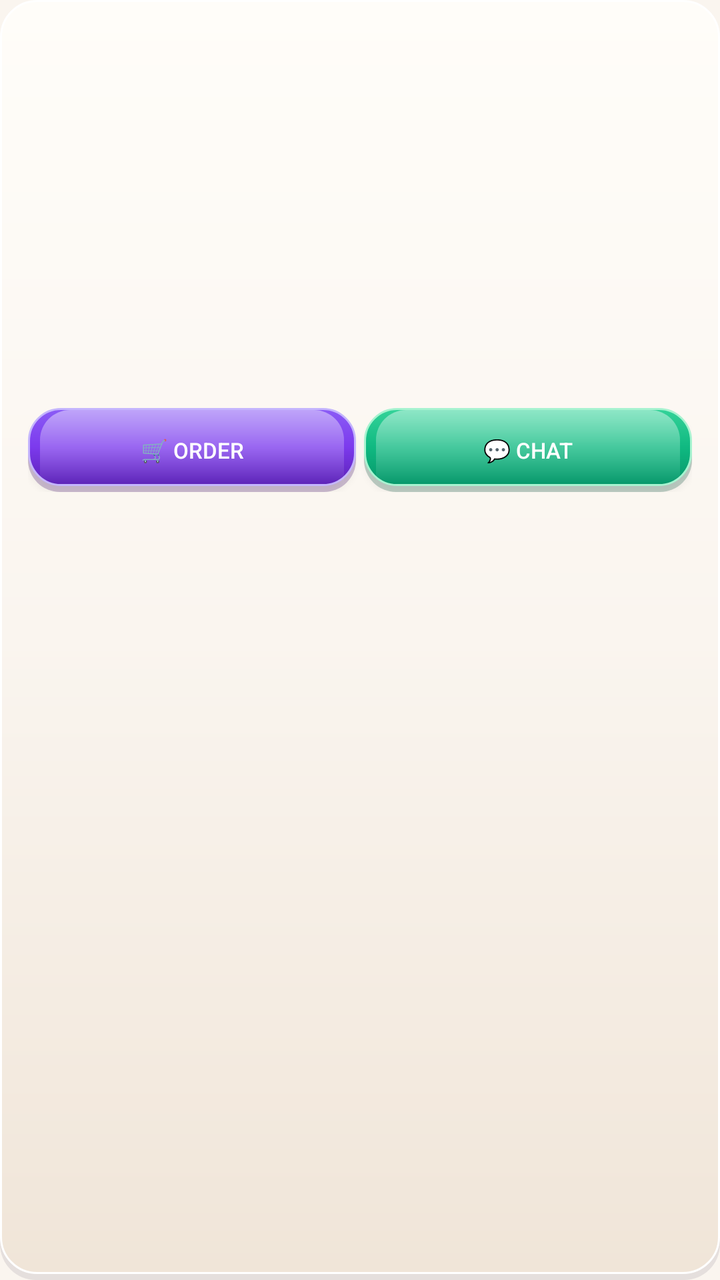
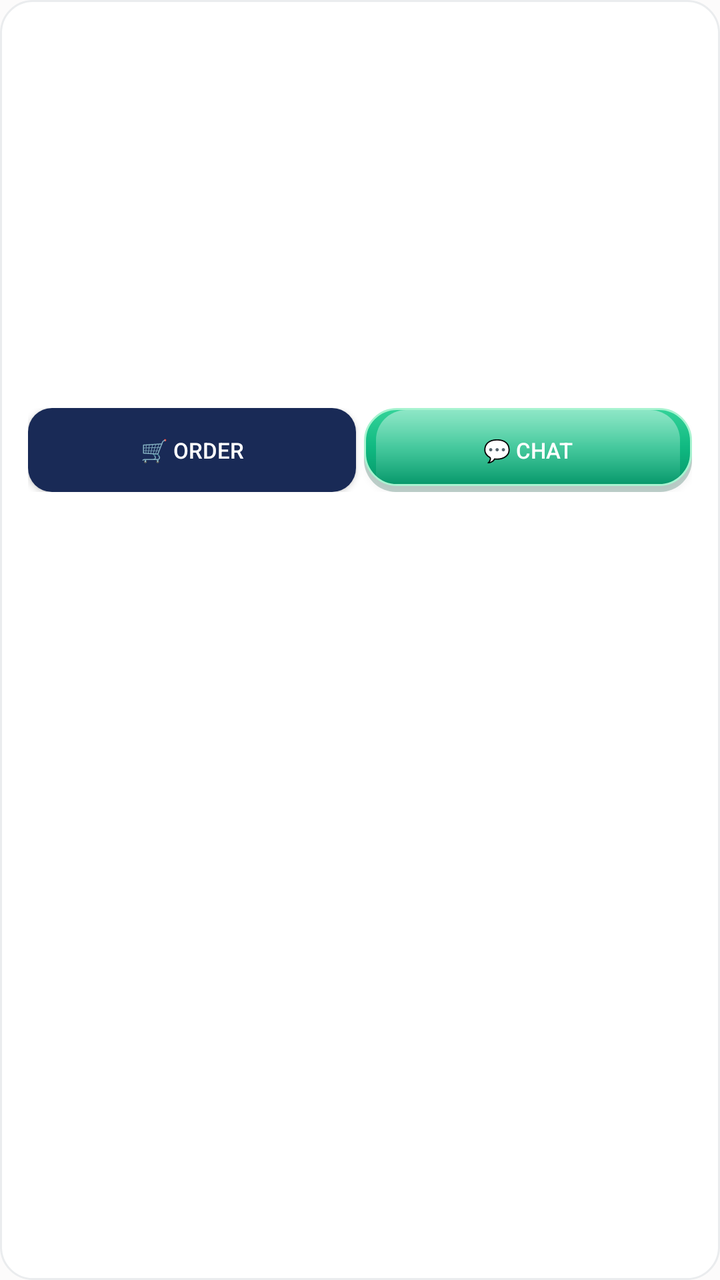

An Android layout rendered at two revisions. The XML below is the earlier revision; the diff shows what the commit changed to produce the second picture.
<!-- AndroidManifest.xml: application theme Theme.SheEmpower -->
<!-- res/layout/item_product.xml -->
<?xml version="1.0" encoding="utf-8"?>
<LinearLayout xmlns:android="http://schemas.android.com/apk/res/android"
    android:layout_width="match_parent"
    android:layout_height="wrap_content"
    android:layout_margin="6dp"
    android:background="@drawable/bg_skeu_card"
    android:orientation="vertical"
    android:padding="4dp">

    <ImageView
        android:id="@+id/ivProductImage"
        android:layout_width="match_parent"
        android:layout_height="140dp"
        android:scaleType="centerCrop" />

    <LinearLayout
        android:layout_width="match_parent"
        android:layout_height="wrap_content"
        android:orientation="vertical"
        android:padding="10dp">

        <TextView
            android:id="@+id/tvProductName"
            android:layout_width="match_parent"
            android:layout_height="wrap_content"
            android:fontFamily="sans-serif-black"
            android:textColor="@color/text_dark"
            android:textSize="14sp" />

        <TextView
            android:id="@+id/tvProductPrice"
            android:layout_width="match_parent"
            android:layout_height="wrap_content"
            android:textColor="#ED3A9C"
            android:fontFamily="sans-serif-bold"
            android:textSize="14sp"
            android:layout_marginTop="4dp" />

        <LinearLayout
            android:layout_width="match_parent"
            android:layout_height="wrap_content"
            android:orientation="horizontal"
            android:layout_marginTop="8dp">

            <Button
                android:id="@+id/btnOrder"
                android:layout_width="0dp"
                android:layout_height="42dp"
                android:layout_weight="1"
                android:background="@drawable/bg_button_pink"
                android:text="🛒 Order"
                android:textColor="#FFFFFF"
                android:fontFamily="sans-serif-medium"
                android:textSize="11sp" />

            <Button
                android:id="@+id/btnChat"
                android:layout_width="0dp"
                android:layout_height="42dp"
                android:layout_weight="1"
                android:layout_marginStart="4dp"
                android:background="@drawable/bg_skeu_button_green"
                android:text="💬 Chat"
                android:textColor="#FFFFFF"
                android:fontFamily="sans-serif-medium"
                android:textSize="11sp" />
        </LinearLayout>
    </LinearLayout>
</LinearLayout>
<!-- resources referenced by this layout -->
<resources>
  <color name="text_dark">#2D253B</color>
  <!-- drawable bg_button_pink (drawable) -->
  <?xml version="1.0" encoding="utf-8"?>
  <layer-list xmlns:android="http://schemas.android.com/apk/res/android">
      <item android:top="3dp">
          <shape android:shape="rectangle">
              <solid android:color="#403B0764" />
              <corners android:radius="16dp" />
          </shape>
      </item>
      <item android:bottom="3dp">
          <shape android:shape="rectangle">
              <gradient
                  android:startColor="#8B5CF6"
                  android:centerColor="@color/lavender_primary"
                  android:endColor="@color/lavender_dark"
                  android:angle="270" />
              <stroke android:width="1dp" android:color="#C4B5FD" />
              <corners android:radius="16dp" />
          </shape>
      </item>
      <item android:bottom="3dp" android:top="1dp" android:left="6dp" android:right="6dp">
          <shape android:shape="rectangle">
              <gradient
                  android:startColor="#70FFFFFF"
                  android:endColor="#00FFFFFF"
                  android:angle="270" />
              <corners android:topLeftRadius="15dp" android:topRightRadius="15dp" />
          </shape>
      </item>
  </layer-list>
  <!-- drawable bg_skeu_button_green (drawable) -->
  <?xml version="1.0" encoding="utf-8"?>
  <layer-list xmlns:android="http://schemas.android.com/apk/res/android">
      <item android:top="3dp">
          <shape android:shape="rectangle">
              <solid android:color="#40064E3B" />
              <corners android:radius="16dp" />
          </shape>
      </item>
      <item android:bottom="3dp">
          <shape android:shape="rectangle">
              <gradient
                  android:startColor="#34D399"
                  android:centerColor="#10B981"
                  android:endColor="#059669"
                  android:angle="270" />
              <stroke android:width="1dp" android:color="#A7F3D0" />
              <corners android:radius="16dp" />
          </shape>
      </item>
      <item android:bottom="3dp" android:top="1dp" android:left="6dp" android:right="6dp">
          <shape android:shape="rectangle">
              <gradient
                  android:startColor="#70FFFFFF"
                  android:endColor="#00FFFFFF"
                  android:angle="270" />
              <corners android:topLeftRadius="15dp" android:topRightRadius="15dp" />
          </shape>
      </item>
  </layer-list>
  <!-- drawable bg_skeu_card (drawable) -->
  <?xml version="1.0" encoding="utf-8"?>
  <layer-list xmlns:android="http://schemas.android.com/apk/res/android">
      
      <item android:top="3dp">
          <shape android:shape="rectangle">
              <solid android:color="#1A2D253B" />
              <corners android:radius="18dp" />
          </shape>
      </item>
      
      <item android:bottom="3dp">
          <shape android:shape="rectangle">
              <gradient
                  android:startColor="#FFFDF9"
                  android:centerColor="#FAF5EF"
                  android:endColor="#F0E5D8"
                  android:angle="270" />
              <stroke android:width="1dp" android:color="#FFFFFF" />
              <corners android:radius="18dp" />
          </shape>
      </item>
  </layer-list>
  <style name="Theme.SheEmpower" parent="Theme.AppCompat.Light.NoActionBar">
          <item name="colorPrimary">@color/lavender_primary</item>
          <item name="colorPrimaryDark">@color/lavender_dark</item>
          <item name="colorAccent">@color/lavender_primary</item>
          <item name="android:windowBackground">@color/bg_cream</item>
          <item name="android:colorBackground">@color/bg_cream</item>
          <item name="android:textColorPrimary">@color/text_dark</item>
          <item name="android:textColorSecondary">@color/text_gray</item>
      </style>
  <color name="lavender_primary">#7C3AED</color>
  <color name="lavender_dark">#5B21B6</color>
  <color name="bg_cream">#FAF5EF</color>
  <color name="text_gray">#6B637B</color>
</resources>

<!-- the commit's change to res/layout/item_product.xml (unified diff, before → after) -->
@@ -47,7 +47,7 @@
                 android:layout_width="0dp"
                 android:layout_height="42dp"
                 android:layout_weight="1"
-                android:background="@drawable/bg_button_pink"
+                android:background="@drawable/bg_skeu_button_primary"
                 android:text="🛒 Order"
                 android:textColor="#FFFFFF"
                 android:fontFamily="sans-serif-medium"
<!-- resource entries referenced after the edit -->
@@ -1,36 +1,6 @@
 <!-- resources referenced by this layout -->
 <resources>
-  <color name="text_dark">#2D253B</color>
-  <!-- drawable bg_button_pink (drawable) -->
-  <?xml version="1.0" encoding="utf-8"?>
-  <layer-list xmlns:android="http://schemas.android.com/apk/res/android">
-      <item android:top="3dp">
-          <shape android:shape="rectangle">
-              <solid android:color="#403B0764" />
-              <corners android:radius="16dp" />
-          </shape>
-      </item>
-      <item android:bottom="3dp">
-          <shape android:shape="rectangle">
-              <gradient
-                  android:startColor="#8B5CF6"
-                  android:centerColor="@color/lavender_primary"
-                  android:endColor="@color/lavender_dark"
-                  android:angle="270" />
-              <stroke android:width="1dp" android:color="#C4B5FD" />
-              <corners android:radius="16dp" />
-          </shape>
-      </item>
-      <item android:bottom="3dp" android:top="1dp" android:left="6dp" android:right="6dp">
-          <shape android:shape="rectangle">
-              <gradient
-                  android:startColor="#70FFFFFF"
-                  android:endColor="#00FFFFFF"
-                  android:angle="270" />
-              <corners android:topLeftRadius="15dp" android:topRightRadius="15dp" />
-          </shape>
-      </item>
-  </layer-list>
+  <color name="text_dark">#192A56</color>
   <!-- drawable bg_skeu_button_green (drawable) -->
   <?xml version="1.0" encoding="utf-8"?>
   <layer-list xmlns:android="http://schemas.android.com/apk/res/android">
@@ -61,41 +31,39 @@
           </shape>
       </item>
   </layer-list>
+  <!-- drawable bg_skeu_button_primary (drawable) -->
+  <?xml version="1.0" encoding="utf-8"?>
+  <shape xmlns:android="http://schemas.android.com/apk/res/android"
+      android:shape="rectangle">
+      <solid android:color="@color/midnight_navy" />
+      <corners android:radius="12dp" />
+  </shape>
   <!-- drawable bg_skeu_card (drawable) -->
   <?xml version="1.0" encoding="utf-8"?>
-  <layer-list xmlns:android="http://schemas.android.com/apk/res/android">
-      
-      <item android:top="3dp">
-          <shape android:shape="rectangle">
-              <solid android:color="#1A2D253B" />
-              <corners android:radius="18dp" />
-          </shape>
-      </item>
-      
-      <item android:bottom="3dp">
-          <shape android:shape="rectangle">
-              <gradient
-                  android:startColor="#FFFDF9"
-                  android:centerColor="#FAF5EF"
-                  android:endColor="#F0E5D8"
-                  android:angle="270" />
-              <stroke android:width="1dp" android:color="#FFFFFF" />
-              <corners android:radius="18dp" />
-          </shape>
-      </item>
-  </layer-list>
+  <shape xmlns:android="http://schemas.android.com/apk/res/android"
+      android:shape="rectangle">
+      <solid android:color="@color/white" />
+      <corners android:radius="16dp" />
+      <stroke android:color="@color/card_border" android:width="1dp" />
+  </shape>
   <style name="Theme.SheEmpower" parent="Theme.AppCompat.Light.NoActionBar">
-          <item name="colorPrimary">@color/lavender_primary</item>
-          <item name="colorPrimaryDark">@color/lavender_dark</item>
-          <item name="colorAccent">@color/lavender_primary</item>
-          <item name="android:windowBackground">@color/bg_cream</item>
-          <item name="android:colorBackground">@color/bg_cream</item>
-          <item name="android:textColorPrimary">@color/text_dark</item>
-          <item name="android:textColorSecondary">@color/text_gray</item>
+          <item name="colorPrimary">@color/primary</item>
+          <item name="colorPrimaryDark">@color/primary_dark</item>
+          <item name="colorAccent">@color/accent</item>
+          <item name="android:windowBackground">@color/background</item>
+          <item name="android:colorBackground">@color/background</item>
+          <item name="android:textColorPrimary">@color/text_primary</item>
+          <item name="android:textColorSecondary">@color/text_secondary</item>
+          <item name="android:statusBarColor">@color/primary_dark</item>
       </style>
-  <color name="lavender_primary">#7C3AED</color>
-  <color name="lavender_dark">#5B21B6</color>
-  <color name="bg_cream">#FAF5EF</color>
-  <color name="text_gray">#6B637B</color>
+  <color name="midnight_navy">#192A56</color>
+  <color name="white">#FFFFFF</color>
+  <color name="card_border">#EAECEE</color>
+  <color name="primary">#192A56</color>
+  <color name="primary_dark">#0F1B3D</color>
+  <color name="accent">#F7D794</color>
+  <color name="background">#FCFBFB</color>
+  <color name="text_primary">#192A56</color>
+  <color name="text_secondary">#6B7A99</color>
 </resources>
 
